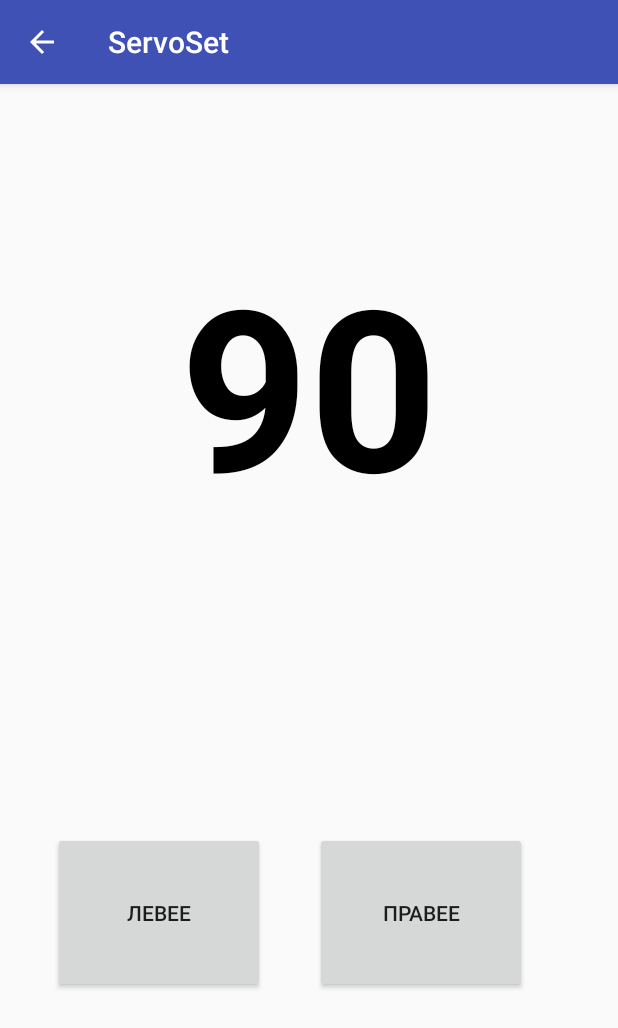
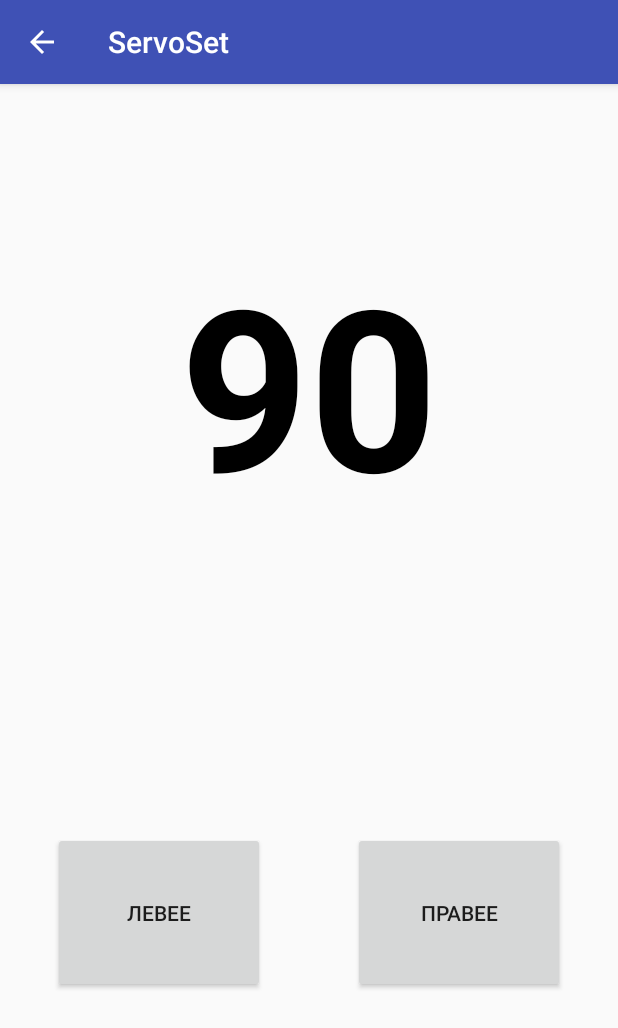
Before and after one commit to Mattue/Diploma, an Android app: the ServoSet screen opened directly, with no data from a screen before it, on a phone screen of 412 x 824 dp. Shown: the top 1028 px of the screen. Run offline under Robolectric (Android 15) with nearby library versions, the phone set to English and light mode, and no system bars; our stand-ins replace EventBus.

Commit message:
no message

```diff
--- a/Android/ArduinoConnectV2/app/src/main/java/com/diploma/mattue/arduinoconnectv2/CommandList.java
+++ b/Android/ArduinoConnectV2/app/src/main/java/com/diploma/mattue/arduinoconnectv2/CommandList.java
@@ -25,7 +25,7 @@ public class CommandList extends AppCompatActivity {
     TextView tvComands, tvAnswers;
     Spinner spComands;
 
-    String[] data = {"Влево", "Вправо", "Прямо", "Запустить прямо", "Запустить обратно", "Остановить", "Работать 5 секунд"};
+    String[] data = {"Влево", "Вправо", "Прямо", "Запустить прямо", "Запустить обратно", "Остановить", "Работать 10 секунд"};
     ArrayList<String> comands;
 
     int currentCommand = 0;
--- a/Android/ArduinoConnectV2/app/src/main/java/com/diploma/mattue/arduinoconnectv2/ManualControl.java
+++ b/Android/ArduinoConnectV2/app/src/main/java/com/diploma/mattue/arduinoconnectv2/ManualControl.java
@@ -1,9 +1,6 @@
 package com.diploma.mattue.arduinoconnectv2;
 
 import android.os.Bundle;
-import android.support.design.internal.ParcelableSparseArray;
-import android.support.design.widget.FloatingActionButton;
-import android.support.design.widget.Snackbar;
 import android.support.v7.app.AppCompatActivity;
 import android.support.v7.widget.Toolbar;
 import android.util.Log;
--- a/Android/ArduinoConnectV2/app/src/main/java/com/diploma/mattue/arduinoconnectv2/ServoSet.java
+++ b/Android/ArduinoConnectV2/app/src/main/java/com/diploma/mattue/arduinoconnectv2/ServoSet.java
@@ -32,7 +32,7 @@ public class ServoSet extends AppCompatActivity
         getSupportActionBar().setDisplayHomeAsUpEnabled(true);
 
         btLeft = (Button) findViewById(R.id.btLeft);
-        btRight = (Button) findViewById(R.id.btLeft);
+        btRight = (Button) findViewById(R.id.btRight);
         tvServoValue = (TextView) findViewById(R.id.tvServoValue);
     }
 
@@ -55,7 +55,6 @@ public class ServoSet extends AppCompatActivity
         }
 
         sendMessage("020", "GIVE_SERVO_VALUE");
-        //enableUI(false);
     }
 
     @Override
--- a/Android/ArduinoConnectV2/app/src/main/res/layout/activity_manual_control.xml
+++ b/Android/ArduinoConnectV2/app/src/main/res/layout/activity_manual_control.xml
@@ -99,7 +99,7 @@
             android:text="ЛЕВО"
             android:textSize="20sp"
             app:layout_constraintBottom_toBottomOf="parent"
-            app:layout_constraintHorizontal_bias="1.0"
+            app:layout_constraintHorizontal_bias="0.985"
             app:layout_constraintLeft_toRightOf="@+id/btBackward"
             app:layout_constraintRight_toRightOf="parent"
             app:layout_constraintTop_toBottomOf="@+id/tvLastCommand"
@@ -135,7 +135,7 @@
             android:text="ПРАВО"
             android:textSize="20sp"
             app:layout_constraintBottom_toBottomOf="parent"
-            app:layout_constraintHorizontal_bias="1.0"
+            app:layout_constraintHorizontal_bias="0.985"
             app:layout_constraintLeft_toRightOf="@+id/btStop"
             app:layout_constraintRight_toRightOf="parent"
             app:layout_constraintTop_toBottomOf="@+id/btLeft"
--- a/Android/ArduinoConnectV2/app/src/main/res/layout/activity_servo_set.xml
+++ b/Android/ArduinoConnectV2/app/src/main/res/layout/activity_servo_set.xml
@@ -25,24 +25,24 @@
         android:layout_height="match_parent">
 
         <Button
-            android:id="@+id/btLeft"
+            android:id="@+id/btRight"
             android:layout_width="141dp"
             android:layout_height="107dp"
             android:layout_gravity="center_vertical|left"
             android:layout_marginBottom="8dp"
-            android:layout_marginLeft="16dp"
-            android:layout_marginRight="8dp"
+            android:layout_marginLeft="8dp"
+            android:layout_marginRight="35dp"
             android:layout_marginTop="14dp"
             android:onClick="onRightClick"
             android:text="Правее"
             app:layout_anchor="@+id/include"
             app:layout_anchorGravity="center_vertical|right"
             app:layout_constraintBottom_toBottomOf="parent"
-            app:layout_constraintHorizontal_bias="0.25"
+            app:layout_constraintHorizontal_bias="1.0"
             app:layout_constraintLeft_toRightOf="@+id/btLeft"
             app:layout_constraintRight_toRightOf="parent"
             app:layout_constraintTop_toBottomOf="@+id/tvServoValue"
-            app:layout_constraintVertical_bias="0.47000003" />
+            app:layout_constraintVertical_bias="0.47" />
 
         <Button
             android:id="@+id/btLeft"
@@ -50,16 +50,16 @@
             android:layout_height="107dp"
             android:layout_gravity="center_vertical|right"
             android:layout_marginBottom="8dp"
+            android:layout_marginLeft="35dp"
             android:layout_marginTop="14dp"
             android:onClick="onLeftClick"
             android:text="Левее"
             app:layout_anchor="@+id/include"
             app:layout_anchorGravity="center_vertical|left"
             app:layout_constraintBottom_toBottomOf="parent"
+            app:layout_constraintLeft_toLeftOf="parent"
             app:layout_constraintTop_toBottomOf="@+id/tvServoValue"
-            app:layout_constraintVertical_bias="0.47"
-            android:layout_marginLeft="35dp"
-            app:layout_constraintLeft_toLeftOf="parent" />
+            app:layout_constraintVertical_bias="0.47" />
 
         <TextView
             android:id="@+id/tvServoValue"
```
Also changed, not shown: 1 other file.
